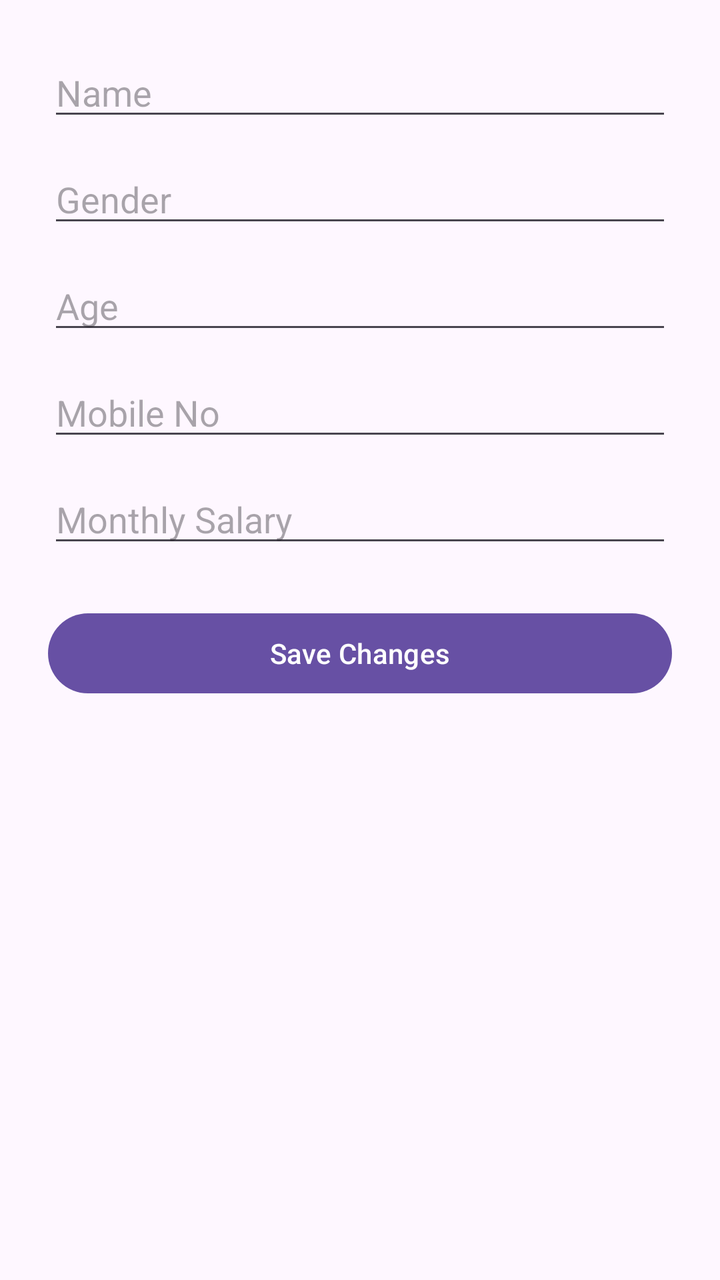
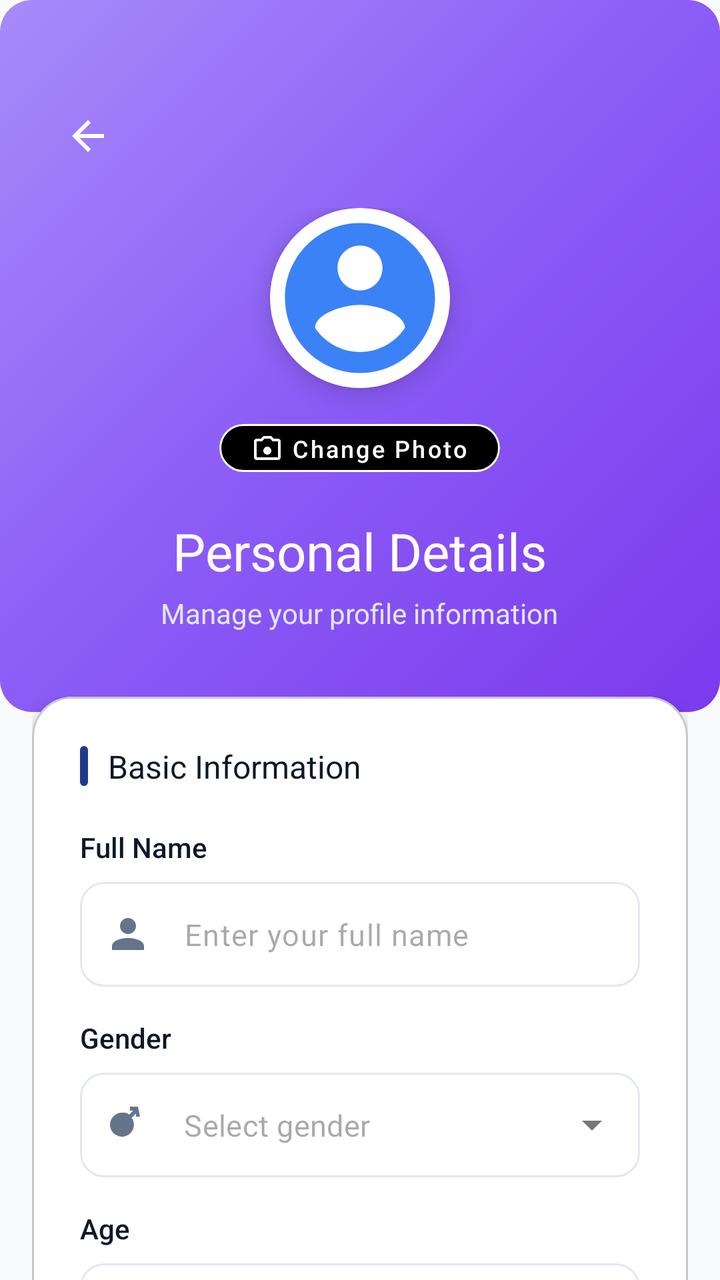

Two renders of the same Android screen: before a commit and after it. Below are the layout's source before the change and the commit's diff.
<!-- AndroidManifest.xml: application theme Theme.FinanceTracker -->
<!-- res/layout/activity_edit_personal_details.xml -->
<?xml version="1.0" encoding="utf-8"?>
<ScrollView xmlns:android="http://schemas.android.com/apk/res/android"
    android:layout_width="match_parent"
    android:layout_height="match_parent"
    android:padding="24dp">

    <LinearLayout
        android:layout_width="match_parent"
        android:layout_height="wrap_content"
        android:orientation="vertical">

        <EditText
            android:id="@+id/etName"
            android:hint="Name"
            android:layout_width="match_parent"
            android:layout_height="wrap_content"
            android:inputType="textPersonName"
            android:layout_marginBottom="12dp" />

        <EditText
            android:id="@+id/etGender"
            android:hint="Gender"
            android:layout_width="match_parent"
            android:layout_height="wrap_content"
            android:inputType="text"
            android:layout_marginBottom="12dp" />

        <EditText
            android:id="@+id/etAge"
            android:hint="Age"
            android:layout_width="match_parent"
            android:layout_height="wrap_content"
            android:inputType="number"
            android:layout_marginBottom="12dp" />

        <EditText
            android:id="@+id/etMobile"
            android:hint="Mobile No"
            android:layout_width="match_parent"
            android:layout_height="wrap_content"
            android:inputType="phone"
            android:layout_marginBottom="12dp" />

        <EditText
            android:id="@+id/etSalary"
            android:hint="Monthly Salary"
            android:layout_width="match_parent"
            android:layout_height="wrap_content"
            android:inputType="number"
            android:layout_marginBottom="24dp" />

        <Button
            android:id="@+id/btnSave"
            android:text="Save Changes"
            android:layout_width="match_parent"
            android:layout_height="wrap_content" />
    </LinearLayout>
</ScrollView>
<!-- resources referenced by this layout -->
<resources>
  <!-- unchanged entries left out for length: 2 -->
</resources>

<!-- the commit's change to res/layout/activity_edit_personal_details.xml (unified diff, before → after) -->
@@ -1,58 +1,398 @@
 <?xml version="1.0" encoding="utf-8"?>
-<ScrollView xmlns:android="http://schemas.android.com/apk/res/android"
+<androidx.coordinatorlayout.widget.CoordinatorLayout
+    xmlns:android="http://schemas.android.com/apk/res/android"
+    xmlns:app="http://schemas.android.com/apk/res-auto"
     android:layout_width="match_parent"
     android:layout_height="match_parent"
-    android:padding="24dp">
-
-    <LinearLayout
+    android:background="#F8FAFC">
+
+    <ScrollView
         android:layout_width="match_parent"
-        android:layout_height="wrap_content"
-        android:orientation="vertical">
-
-        <EditText
-            android:id="@+id/etName"
-            android:hint="Name"
+        android:layout_height="match_parent"
+        android:fillViewport="true"
+        android:scrollbars="none">
+
+        <LinearLayout
             android:layout_width="match_parent"
             android:layout_height="wrap_content"
-            android:inputType="textPersonName"
-            android:layout_marginBottom="12dp" />
-
-        <EditText
-            android:id="@+id/etGender"
-            android:hint="Gender"
-            android:layout_width="match_parent"
-            android:layout_height="wrap_content"
-            android:inputType="text"
-            android:layout_marginBottom="12dp" />
-
-        <EditText
-            android:id="@+id/etAge"
-            android:hint="Age"
-            android:layout_width="match_parent"
-            android:layout_height="wrap_content"
-            android:inputType="number"
-            android:layout_marginBottom="12dp" />
-
-        <EditText
-            android:id="@+id/etMobile"
-            android:hint="Mobile No"
-            android:layout_width="match_parent"
-            android:layout_height="wrap_content"
-            android:inputType="phone"
-            android:layout_marginBottom="12dp" />
-
-        <EditText
-            android:id="@+id/etSalary"
-            android:hint="Monthly Salary"
-            android:layout_width="match_parent"
-            android:layout_height="wrap_content"
-            android:inputType="number"
-            android:layout_marginBottom="24dp" />
-
-        <Button
-            android:id="@+id/btnSave"
-            android:text="Save Changes"
-            android:layout_width="match_parent"
-            android:layout_height="wrap_content" />
-    </LinearLayout>
-</ScrollView>
+            android:orientation="vertical">
+
+            
+            <LinearLayout
+                android:layout_width="match_parent"
+                android:layout_height="wrap_content"
+                android:background="@drawable/bg_gradient_purple"
+                android:orientation="vertical"
+                android:paddingTop="48dp"
+                android:paddingBottom="40dp"
+                android:paddingHorizontal="24dp">
+
+                
+                <ImageView
+                    android:id="@+id/btnBack"
+                    android:layout_width="40dp"
+                    android:layout_height="40dp"
+                    android:padding="8dp"
+                    android:src="@drawable/ic_arrow_back"
+                    android:background="?attr/selectableItemBackgroundBorderless"
+                    app:tint="#FFFFFF"
+                    android:contentDescription="Back"/>
+
+                
+                <LinearLayout
+                    android:layout_width="match_parent"
+                    android:layout_height="wrap_content"
+                    android:gravity="center"
+                    android:orientation="vertical"
+                    android:layout_marginTop="16dp">
+
+                    <com.google.android.material.card.MaterialCardView
+                        android:layout_width="90dp"
+                        android:layout_height="90dp"
+                        app:cardCornerRadius="45dp"
+                        app:cardElevation="8dp"
+                        app:cardBackgroundColor="#FFFFFF"
+                        app:strokeWidth="3dp"
+                        app:strokeColor="#FFFFFF">
+
+                        <ImageView
+                            android:id="@+id/ivProfileImage"
+                            android:layout_width="match_parent"
+                            android:layout_height="match_parent"
+                            android:scaleType="centerCrop"
+                            android:src="@drawable/default_avatar"/>
+
+                    </com.google.android.material.card.MaterialCardView>
+
+                    
+                    <com.google.android.material.button.MaterialButton
+                        android:id="@+id/btnEditPhoto"
+                        android:layout_width="wrap_content"
+                        android:layout_height="36dp"
+                        android:layout_marginTop="12dp"
+                        android:text="Change Photo"
+                        android:textSize="12sp"
+                        android:textColor="#FFFFFF"
+                        android:textAllCaps="false"
+                        app:backgroundTint="#FFFFFF"
+                        android:backgroundTintMode="multiply"
+                        app:cornerRadius="18dp"
+                        app:icon="@drawable/ic_camera"
+                        app:iconSize="16dp"
+                        app:iconTint="#FFFFFF"
+                        app:iconPadding="4dp"
+                        style="@style/Widget.MaterialComponents.Button.OutlinedButton"
+                        app:strokeColor="#FFFFFF"
+                        app:strokeWidth="1dp"/>
+
+                    <TextView
+                        android:layout_width="wrap_content"
+                        android:layout_height="wrap_content"
+                        android:layout_marginTop="16dp"
+                        android:text="Personal Details"
+                        android:textColor="#FFFFFF"
+                        android:textSize="26sp"
+                        android:fontFamily="sans-serif-bold"/>
+
+                    <TextView
+                        android:layout_width="wrap_content"
+                        android:layout_height="wrap_content"
+                        android:layout_marginTop="4dp"
+                        android:text="Manage your profile information"
+                        android:textColor="#E0E7FF"
+                        android:textSize="14sp"/>
+
+                </LinearLayout>
+
+            </LinearLayout>
+
+            
+            <LinearLayout
+                android:layout_width="match_parent"
+                android:layout_height="wrap_content"
+                android:orientation="vertical"
+                android:padding="16dp"
+                android:layout_marginTop="-24dp">
+
+                <com.google.android.material.card.MaterialCardView
+                    android:layout_width="match_parent"
+                    android:layout_height="wrap_content"
+                    app:cardCornerRadius="20dp"
+                    app:cardElevation="6dp"
+                    app:cardBackgroundColor="#FFFFFF">
+
+                    <LinearLayout
+                        android:layout_width="match_parent"
+                        android:layout_height="wrap_content"
+                        android:orientation="vertical"
+                        android:padding="24dp">
+
+                        
+                        <LinearLayout
+                            android:layout_width="match_parent"
+                            android:layout_height="wrap_content"
+                            android:orientation="horizontal"
+                            android:gravity="center_vertical"
+                            android:layout_marginBottom="20dp">
+
+                            <View
+                                android:layout_width="4dp"
+                                android:layout_height="20dp"
+                                android:background="@drawable/bg_accent_indicator"/>
+
+                            <TextView
+                                android:layout_width="wrap_content"
+                                android:layout_height="wrap_content"
+                                android:layout_marginStart="10dp"
+                                android:text="Basic Information"
+                                android:textColor="@color/text_primary"
+                                android:textSize="16sp"
+                                android:fontFamily="sans-serif-bold"/>
+
+                        </LinearLayout>
+
+                        
+                        <TextView
+                            android:layout_width="wrap_content"
+                            android:layout_height="wrap_content"
+                            android:text="Full Name"
+                            android:textColor="@color/text_primary"
+                            android:textSize="14sp"
+                            android:fontFamily="sans-serif-medium"
+                            android:layout_marginBottom="8dp"/>
+
+                        <com.google.android.material.textfield.TextInputLayout
+                            android:id="@+id/tilName"
+                            android:layout_width="match_parent"
+                            android:layout_height="wrap_content"
+                            android:layout_marginBottom="16dp"
+                            app:boxBackgroundMode="outline"
+                            app:boxCornerRadiusTopStart="12dp"
+                            app:boxCornerRadiusTopEnd="12dp"
+                            app:boxCornerRadiusBottomStart="12dp"
+                            app:boxCornerRadiusBottomEnd="12dp"
+                            app:boxStrokeColor="@color/text_input_box_stroke"
+                            app:hintEnabled="false"
+                            app:startIconDrawable="@drawable/ic_person"
+                            app:startIconTint="@color/text_secondary">
+
+                            <com.google.android.material.textfield.TextInputEditText
+                                android:id="@+id/etName"
+                                android:layout_width="match_parent"
+                                android:layout_height="wrap_content"
+                                android:hint="Enter your full name"
+                                android:inputType="textPersonName"
+                                android:padding="16dp"
+                                android:textSize="15sp"/>
+
+                        </com.google.android.material.textfield.TextInputLayout>
+
+                        
+                        <TextView
+                            android:layout_width="wrap_content"
+                            android:layout_height="wrap_content"
+                            android:text="Gender"
+                            android:textColor="@color/text_primary"
+                            android:textSize="14sp"
+                            android:fontFamily="sans-serif-medium"
+                            android:layout_marginBottom="8dp"/>
+
+                        <com.google.android.material.textfield.TextInputLayout
+                            android:id="@+id/tilGender"
+                            android:layout_width="match_parent"
+                            android:layout_height="wrap_content"
+                            android:layout_marginBottom="16dp"
+                            style="@style/Widget.MaterialComponents.TextInputLayout.OutlinedBox.ExposedDropdownMenu"
+                            app:boxCornerRadiusTopStart="12dp"
+                            app:boxCornerRadiusTopEnd="12dp"
+                            app:boxCornerRadiusBottomStart="12dp"
+                            app:boxCornerRadiusBottomEnd="12dp"
+                            app:boxStrokeColor="@color/text_input_box_stroke"
+                            app:hintEnabled="false"
+                            app:startIconDrawable="@drawable/ic_gender"
+                            app:startIconTint="@color/text_secondary">
+
+                            <AutoCompleteTextView
+                                android:id="@+id/etGender"
+                                android:layout_width="match_parent"
+                                android:layout_height="wrap_content"
+                                android:hint="Select gender"
+                                android:inputType="none"
+                                android:padding="16dp"
+                                android:textSize="15sp"/>
+
+                        </com.google.android.material.textfield.TextInputLayout>
+
+                        
+                        <TextView
+                            android:layout_width="wrap_content"
+                            android:layout_height="wrap_content"
+                            android:text="Age"
+                            android:textColor="@color/text_primary"
+                            android:textSize="14sp"
+                            android:fontFamily="sans-serif-medium"
+                            android:layout_marginBottom="8dp"/>
+
+                        <com.google.android.material.textfield.TextInputLayout
+                            android:id="@+id/tilAge"
+                            android:layout_width="match_parent"
+                            android:layout_height="wrap_content"
+                            android:layout_marginBottom="16dp"
+                            app:boxBackgroundMode="outline"
+                            app:boxCornerRadiusTopStart="12dp"
+                            app:boxCornerRadiusTopEnd="12dp"
+                            app:boxCornerRadiusBottomStart="12dp"
+                            app:boxCornerRadiusBottomEnd="12dp"
+                            app:boxStrokeColor="@color/text_input_box_stroke"
+                            app:hintEnabled="false"
+                            app:startIconDrawable="@drawable/ic_cake"
+                            app:startIconTint="@color/text_secondary">
+
+                            <com.google.android.material.textfield.TextInputEditText
+                                android:id="@+id/etAge"
+                                android:layout_width="match_parent"
+                                android:layout_height="wrap_content"
+                                android:hint="Enter your age"
+                                android:inputType="number"
+                                android:padding="16dp"
+                                android:textSize="15sp"/>
+
+                        </com.google.android.material.textfield.TextInputLayout>
+
+                        
+                        <View
+                            android:layout_width="match_parent"
+                            android:layout_height="1dp"
+                            android:background="#F1F5F9"
+                            android:layout_marginVertical="8dp"/>
+
+                        
+                        <LinearLayout
+                            android:layout_width="match_parent"
+                            android:layout_height="wrap_content"
+                            android:orientation="horizontal"
+                            android:gravity="center_vertical"
+                            android:layout_marginTop="12dp"
+                            android:layout_marginBottom="20dp">
+
+                            <View
+                                android:layout_width="4dp"
+                                android:layout_height="20dp"
+                                android:background="@drawable/bg_accent_indicator_green"/>
+
+                            <TextView
+                                android:layout_width="wrap_content"
+                                android:layout_height="wrap_content"
+                                android:layout_marginStart="10dp"
+                                android:text="Contact and Finance"
+                                android:textColor="@color/text_primary"
+                                android:textSize="16sp"
+                                android:fontFamily="sans-serif-bold"/>
+
+                        </LinearLayout>
+
+                        
+                        <TextView
+                            android:layout_width="wrap_content"
+                            android:layout_height="wrap_content"
+                            android:text="Mobile Number"
+                            android:textColor="@color/text_primary"
+                            android:textSize="14sp"
+                            android:fontFamily="sans-serif-medium"
+                            android:layout_marginBottom="8dp"/>
+
+                        <com.google.android.material.textfield.TextInputLayout
+                            android:id="@+id/tilMobile"
+                            android:layout_width="match_parent"
+                            android:layout_height="wrap_content"
+                            android:layout_marginBottom="16dp"
+                            app:boxBackgroundMode="outline"
+                            app:boxCornerRadiusTopStart="12dp"
+                            app:boxCornerRadiusTopEnd="12dp"
+                            app:boxCornerRadiusBottomStart="12dp"
+                            app:boxCornerRadiusBottomEnd="12dp"
+                            app:boxStrokeColor="@color/text_input_box_stroke"
+                            app:hintEnabled="false"
+                            app:startIconDrawable="@drawable/ic_phone"
+                            app:startIconTint="@color/text_secondary"
+                            app:prefixText="+91 "
+                            app:prefixTextColor="@color/text_secondary">
+
+                            <com.google.android.material.textfield.TextInputEditText
+                                android:id="@+id/etMobile"
+                                android:layout_width="match_parent"
+                                android:layout_height="wrap_content"
+                                android:hint="Enter mobile number"
+                                android:inputType="phone"
+                                android:padding="16dp"
+                                android:textSize="15sp"
+                                android:maxLength="10"/>
+
+                        </com.google.android.material.textfield.TextInputLayout>
+
+                        
+                        <TextView
+                            android:layout_width="wrap_content"
+                            android:layout_height="wrap_content"
+                            android:text="Monthly Salary"
+                            android:textColor="@color/text_primary"
+                            android:textSize="14sp"
+                            android:fontFamily="sans-serif-medium"
+                            android:layout_marginBottom="8dp"/>
+
+                        <com.google.android.material.textfield.TextInputLayout
+                            android:id="@+id/tilSalary"
+                            android:layout_width="match_parent"
+                            android:layout_height="wrap_content"
+                            android:layout_marginBottom="28dp"
+                            app:boxBackgroundMode="outline"
+                            app:boxCornerRadiusTopStart="12dp"
+                            app:boxCornerRadiusTopEnd="12dp"
+                            app:boxCornerRadiusBottomStart="12dp"
+                            app:boxCornerRadiusBottomEnd="12dp"
+                            app:boxStrokeColor="@color/text_input_box_stroke"
+                            app:hintEnabled="false"
+                            app:startIconDrawable="@drawable/ic_wallet"
+                            app:startIconTint="@color/text_secondary"
+                            app:prefixText="₹ "
+                            app:prefixTextColor="@color/text_secondary">
+
+                            <com.google.android.material.textfield.TextInputEditText
+                                android:id="@+id/etSalary"
+                                android:layout_width="match_parent"
+                                android:layout_height="wrap_content"
+                                android:hint="Enter monthly salary"
+                                android:inputType="number"
+                                android:padding="16dp"
+                                android:textSize="15sp"/>
+
+                        </com.google.android.material.textfield.TextInputLayout>
+
+                        
+                        <com.google.android.material.button.MaterialButton
+                            android:id="@+id/btnSave"
+                            android:layout_width="match_parent"
+                            android:layout_height="56dp"
+                            android:text="Save Changes"
+                            android:textColor="#FFFFFF"
+                            android:textSize="16sp"
+                            android:textAllCaps="false"
+                            android:fontFamily="sans-serif-bold"
+                            app:backgroundTint="@color/primary_blue"
+                            app:cornerRadius="14dp"
+                            app:icon="@drawable/ic_check"
+                            app:iconGravity="textStart"
+                            app:iconPadding="8dp"
+                            app:iconTint="#FFFFFF"/>
+
+                    </LinearLayout>
+
+                </com.google.android.material.card.MaterialCardView>
+
+            </LinearLayout>
+
+        </LinearLayout>
+
+    </ScrollView>
+
+</androidx.coordinatorlayout.widget.CoordinatorLayout>
<!-- resource entries referenced after the edit -->
@@ -1,5 +1,137 @@
 <!-- resources referenced by this layout -->
 <resources>
+  <color name="primary_blue">#1E3A8A</color>
+  <color name="text_primary">#0F172A</color>
+  <color name="text_secondary">#64748B</color>
+  <!-- drawable bg_accent_indicator (drawable) -->
+  <?xml version="1.0" encoding="utf-8"?>
+  <shape xmlns:android="http://schemas.android.com/apk/res/android">
+      <solid android:color="@color/primary_blue"/>
+      <corners android:radius="2dp"/>
+  </shape>
+  <!-- drawable bg_accent_indicator_green (drawable) -->
+  <?xml version="1.0" encoding="utf-8"?>
+  <shape xmlns:android="http://schemas.android.com/apk/res/android">
+      <solid android:color="#16A34A"/>
+      <corners android:radius="2dp"/>
+  </shape>
+  <!-- drawable bg_gradient_purple (drawable) -->
+  <?xml version="1.0" encoding="utf-8"?>
+  <shape xmlns:android="http://schemas.android.com/apk/res/android">
+      <gradient
+          android:angle="135"
+          android:startColor="#7C3AED"
+          android:centerColor="#8B5CF6"
+          android:endColor="#A78BFA"/>
+      <corners android:radius="16dp"/>
+  </shape>
+  <!-- drawable default_avatar (drawable) -->
+  <vector xmlns:android="http://schemas.android.com/apk/res/android"
+      android:width="24dp"
+      android:height="24dp"
+      android:viewportWidth="24"
+      android:viewportHeight="24">
+      <path
+          android:fillColor="#3B82F6"
+          android:pathData="M12,2C6.48,2 2,6.48 2,12s4.48,10 10,10 10,-4.48 10,-10S17.52,2 12,2zM12,5c1.66,0 3,1.34 3,3s-1.34,3 -3,3 -3,-1.34 -3,-3 1.34,-3 3,-3zM12,19.2c-2.5,0 -4.71,-1.28 -6,-3.22 0.03,-1.99 4,-3.08 6,-3.08 1.99,0 5.97,1.09 6,3.08 -1.29,1.94 -3.5,3.22 -6,3.22z"/>
+  </vector>
+  <!-- drawable ic_arrow_back (drawable) -->
+  <vector xmlns:android="http://schemas.android.com/apk/res/android"
+      android:width="24dp"
+      android:height="24dp"
+      android:viewportWidth="24"
+      android:viewportHeight="24">
+      <path
+          android:fillColor="#000000"
+          android:pathData="M20,11H7.83l5.59,-5.59L12,4l-8,8 8,8 1.41,-1.41L7.83,13H20v-2z"/>
+  </vector>
+  <!-- drawable ic_cake (drawable) -->
+  <vector xmlns:android="http://schemas.android.com/apk/res/android"
+      android:width="24dp"
+      android:height="24dp"
+      android:viewportWidth="24"
+      android:viewportHeight="24">
+      <path
+          android:fillColor="#000000"
+          android:pathData="M12,6c0.55,0 1-0.45 1-1c0-0.55-0.45-2-1-2s-1,1.45-1,2c0,0.55 0.45,1 1,1z" />
+      <path
+          android:fillColor="#000000"
+          android:pathData="M18,9h-1V8c0-1.1-0.9-2-2-2H9c-1.1,0-2,0.9-2,2v1H6c-1.1,0-2,0.9-2,2v7h16v-7c0-1.1-0.9-2-2-2zm0,9H6v-5c0.55,0 1,0.45 1,1s0.45,1 1,1 1-0.45 1-1 0.45-1 1-1 1,0.45 1,1 0.45,1 1,1 1-0.45 1-1 0.45-1 1-1 1,0.45 1,1 0.45,1 1,1 1-0.45 1-1 0.45-1 1-1v5z" />
+  </vector>
+  <!-- drawable ic_camera (drawable) -->
+  <vector xmlns:android="http://schemas.android.com/apk/res/android"
+      android:width="24dp"
+      android:height="24dp"
+      android:viewportWidth="24"
+      android:viewportHeight="24">
+      <path
+          android:fillColor="#000000"
+          android:pathData="M12,17c1.66,0 3-1.34 3-3s-1.34-3-3-3-3,1.34-3,3 1.34,3 3,3z" />
+      <path
+          android:fillColor="#000000"
+          android:pathData="M20,5h-3.17l-1.84-2H9.01L7.17,5H4c-1.1,0-2,0.9-2,2v12c0,1.1 0.9,2 2,2h16c1.1,0 2-0.9 2-2V7c0-1.1-0.9-2-2-2zm0,14H4V7h4.05l1.83-2h4.24l1.83,2H20v12z" />
+  </vector>
+  <!-- drawable ic_check (drawable) -->
+  <vector xmlns:android="http://schemas.android.com/apk/res/android"
+      android:width="24dp"
+      android:height="24dp"
+      android:viewportWidth="24"
+      android:viewportHeight="24">
+  
+      <path
+          android:fillColor="#000000"
+          android:pathData="M9,16.17l-3.88-3.88L4,13.41 9,18.41 20,7.41 18.59,6z" />
+  
+  </vector>
+  <!-- drawable ic_gender (drawable) -->
+  <vector xmlns:android="http://schemas.android.com/apk/res/android"
+      android:width="24dp"
+      android:height="24dp"
+      android:viewportWidth="24"
+      android:viewportHeight="24">
+  
+      <path
+          android:fillColor="#000000"
+          android:pathData="M10,14a4,4 0,1 1,4-4a4,4 0,0 1,-4 4zm0-6a2,2 0,1 0,2 2a2,2 0,0 0,-2-2z" />
+  
+      <path
+          android:fillColor="#000000"
+          android:pathData="M17,3h-4v2h1.59l-2.13,2.13a6,6 0,1 0,1.41 1.41L16,6.41V8h2z" />
+  </vector>
+  <!-- drawable ic_person (drawable) -->
+  <vector xmlns:android="http://schemas.android.com/apk/res/android"
+      android:width="24dp"
+      android:height="24dp"
+      android:viewportWidth="24"
+      android:viewportHeight="24">
+      <path
+          android:fillColor="#000000"
+          android:pathData="M12,12c2.21,0 4-1.79 4-4s-1.79-4-4-4-4,1.79-4,4 1.79,4 4,4z" />
+      <path
+          android:fillColor="#000000"
+          android:pathData="M12,14c-4.42,0-8,1.79-8,4v2h16v-2c0-2.21-3.58-4-8-4z" />
+  </vector>
+  <!-- drawable ic_phone (drawable) -->
+  <vector xmlns:android="http://schemas.android.com/apk/res/android"
+      android:width="24dp"
+      android:height="24dp"
+      android:viewportWidth="24"
+      android:viewportHeight="24">
+      <path
+          android:fillColor="#000000"
+          android:pathData="M6.62,10.79c1.44,2.83 3.76,5.14 6.59,6.59l2.2-2.2c0.27-0.27 0.67-0.36 1.02-0.24c1.12,0.37 2.33,0.57 3.57,0.57c0.55,0 1,0.45 1,1V20c0,0.55-0.45,1-1,1C10.07,21 3,13.93 3,5c0-0.55 0.45-1 1-1h3.5c0.55,0 1,0.45 1,1c0,1.25 0.2,2.45 0.57,3.57c0.11,0.35 0.03,0.74-0.25,1.02l-2.2,2.2z" />
+  </vector>
+  <!-- drawable ic_wallet (drawable) -->
+  <?xml version="1.0" encoding="utf-8"?>
+  <vector xmlns:android="http://schemas.android.com/apk/res/android"
+      android:width="24dp"
+      android:height="24dp"
+      android:viewportWidth="24"
+      android:viewportHeight="24">
+      <path
+          android:fillColor="#FFFFFF"
+          android:pathData="M21,18v1c0,1.1 -0.9,2 -2,2H5c-1.11,0 -2,-0.9 -2,-2V5c0,-1.1 0.89,-2 2,-2h14c1.1,0 2,0.9 2,2v1h-9c-1.11,0 -2,0.9 -2,2v8c0,1.1 0.89,2 2,2h9zM12,16h10V8H12v8zM16,13.5c-0.83,0 -1.5,-0.67 -1.5,-1.5s0.67,-1.5 1.5,-1.5 1.5,0.67 1.5,1.5 -0.67,1.5 -1.5,1.5z"/>
+  </vector>
   <!-- unchanged entries left out for length: 2 -->
 </resources>
 
